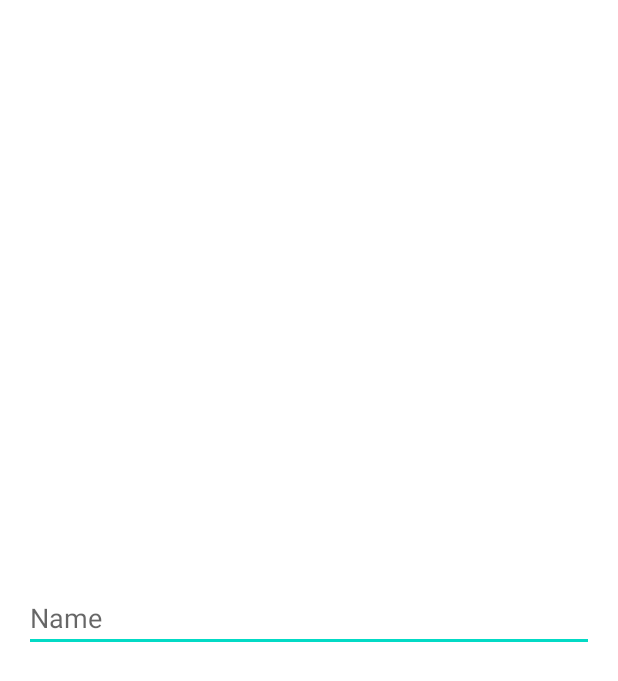
After one commit to vetkolisanket/firebase-chat, an Android app: the layout activity_add_profile.xml on its own in the app's theme, with its tools: preview values and no code run, on a phone screen of 412 x 824 dp. The commit adds this screen. Shown: the top 681 px of the screen. Run offline under Robolectric (Android 15) with nearby library versions, the phone set to English and light mode, and no system bars.

Commit message:
007: Added add profile activity and redirecting to it if user is logged in

```diff
--- a/app/src/main/AndroidManifest.xml
+++ b/app/src/main/AndroidManifest.xml
@@ -9,6 +9,7 @@
         android:roundIcon="@mipmap/ic_launcher_round"
         android:supportsRtl="true"
         android:theme="@style/Theme.FirebaseChat">
+        <activity android:name=".AddProfileActivity"></activity>
         <activity android:name=".LoginActivity">
             <intent-filter>
                 <action android:name="android.intent.action.MAIN" />
--- a/app/src/main/java/com/sanket/firebasechat/LoginActivity.kt
+++ b/app/src/main/java/com/sanket/firebasechat/LoginActivity.kt
@@ -51,6 +51,10 @@ class LoginActivity : AppCompatActivity() {
     override fun onCreate(savedInstanceState: Bundle?) {
         super.onCreate(savedInstanceState)
         setContentView(binding.root)
+        if (auth.currentUser != null) {
+            openActivity<AddProfileActivity>()
+            finish()
+        }
         initViews()
         initClickListeners()
     }
--- /dev/null
+++ b/app/src/main/res/layout/activity_add_profile.xml
@@ -0,0 +1,22 @@
+<?xml version="1.0" encoding="utf-8"?>
+<androidx.constraintlayout.widget.ConstraintLayout xmlns:android="http://schemas.android.com/apk/res/android"
+    xmlns:app="http://schemas.android.com/apk/res-auto"
+    xmlns:tools="http://schemas.android.com/tools"
+    android:layout_width="match_parent"
+    android:layout_height="match_parent"
+    tools:context=".AddProfileActivity"
+    android:padding="16dp">
+
+    <EditText
+        android:id="@+id/etName"
+        android:layout_width="match_parent"
+        android:layout_height="wrap_content"
+        android:hint="@string/name"
+        app:layout_constraintStart_toStartOf="parent"
+        app:layout_constraintTop_toTopOf="parent"
+        app:layout_constraintEnd_toEndOf="parent"
+        app:layout_constraintBottom_toBottomOf="parent"
+        android:inputType="text"
+        android:autofillHints="@string/name" />
+
+</androidx.constraintlayout.widget.ConstraintLayout>
--- a/app/src/main/res/values/strings.xml
+++ b/app/src/main/res/values/strings.xml
@@ -4,4 +4,6 @@
     <string name="enter_otp_here">Enter otp here</string>
     <string name="send_otp">Send otp</string>
     <string name="verify_otp">Verify OTP</string>
+    <string name="name_colon">Name:</string>
+    <string name="name">Name</string>
 </resources>
```
Also changed, not shown: app/src/main/java/com/sanket/firebasechat/AddProfileActivity.kt (added, +11 -0 lines), app/src/main/java/com/sanket/firebasechat/Extension.kt (added, +9 -0 lines), 1 other file.
